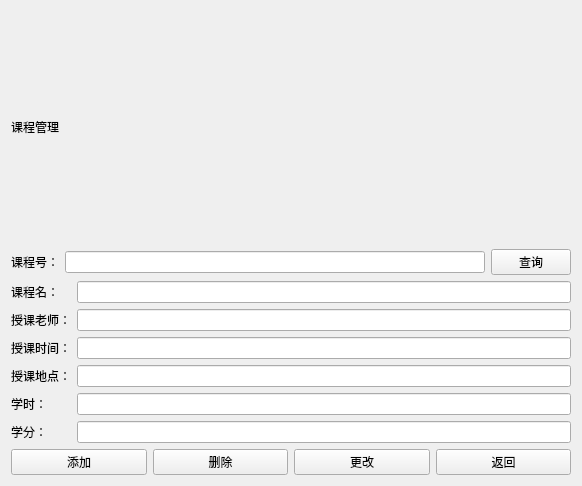
Qt form coursemanage.ui (hooray1998/SC_System) before a commit.
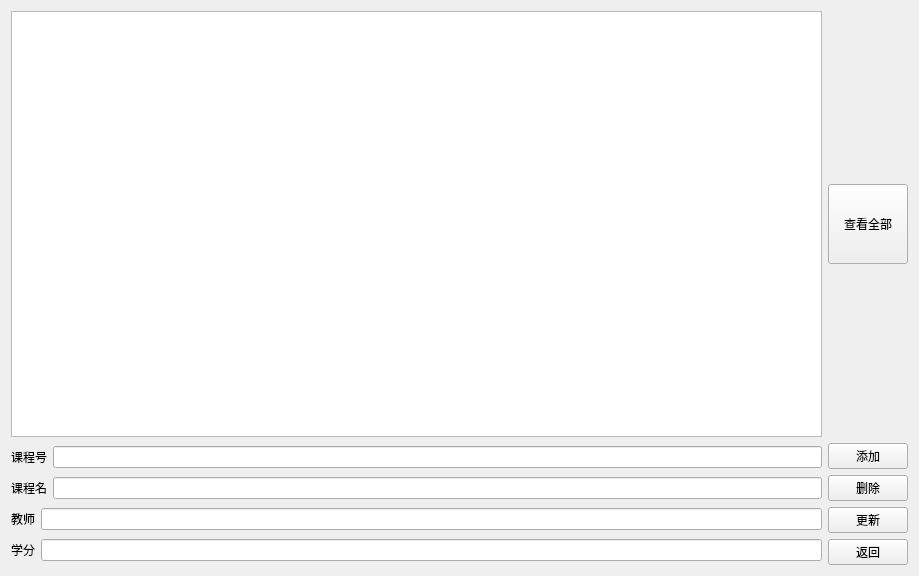
The same form after that commit.

Commit message: 管理功能都ok了

Patch:
```diff
--- a/coursemanage.ui
+++ b/coursemanage.ui
@@ -6,8 +6,8 @@
    <rect>
     <x>0</x>
     <y>0</y>
-    <width>582</width>
-    <height>486</height>
+    <width>919</width>
+    <height>576</height>
    </rect>
   </property>
   <property name="windowTitle">
@@ -15,137 +15,118 @@
   </property>
   <layout class="QVBoxLayout" name="verticalLayout_3">
    <item>
+    <layout class="QHBoxLayout" name="horizontalLayout_5">
+     <item>
+      <widget class="QTableWidget" name="tableWidget"/>
+     </item>
+     <item>
+      <widget class="QPushButton" name="seeAllButton">
+       <property name="minimumSize">
+        <size>
+         <width>0</width>
+         <height>80</height>
+        </size>
+       </property>
+       <property name="text">
+        <string>查看全部</string>
+       </property>
+      </widget>
+     </item>
+    </layout>
+   </item>
+   <item>
+    <layout class="QHBoxLayout" name="horizontalLayout_6">
+     <item>
+      <layout class="QVBoxLayout" name="verticalLayout_2">
+       <item>
+        <layout class="QHBoxLayout" name="horizontalLayout_3">
+         <item>
     <widget class="QLabel" name="label_2">
-     <property name="styleSheet">
-      <string notr="true">font: 20pt &quot;Arial&quot;;</string>
-     </property>
      <property name="text">
-      <string>课程管理</string>
+            <string>课程号</string>
      </property>
     </widget>
    </item>
    <item>
-    <layout class="QHBoxLayout" name="horizontalLayout">
-     <item>
-      <widget class="QLabel" name="label">
-       <property name="text">
-        <string>课程号：</string>
-       </property>
-      </widget>
-     </item>
-     <item>
-      <widget class="QLineEdit" name="course_IDlineEdit"/>
-     </item>
-     <item>
-      <widget class="QPushButton" name="course_querypushButton">
-       <property name="text">
-        <string>查询</string>
-       </property>
-      </widget>
+          <widget class="QLineEdit" name="idLineEdit"/>
      </item>
     </layout>
    </item>
    <item>
     <layout class="QHBoxLayout" name="horizontalLayout_2">
      <item>
-      <layout class="QVBoxLayout" name="verticalLayout_2">
-       <item>
         <widget class="QLabel" name="label_3">
          <property name="text">
-          <string>课程名：</string>
+            <string>课程名</string>
          </property>
         </widget>
        </item>
+         <item>
+          <widget class="QLineEdit" name="nameLineEdit"/>
+         </item>
+        </layout>
+       </item>
+       <item>
+        <layout class="QHBoxLayout" name="horizontalLayout_4">
+         <item>
+          <widget class="QLabel" name="label">
+           <property name="text">
+            <string>教师</string>
+           </property>
+          </widget>
+         </item>
+         <item>
+          <widget class="QLineEdit" name="teacherLineEdit"/>
+         </item>
+        </layout>
+       </item>
+       <item>
+        <layout class="QHBoxLayout" name="horizontalLayout">
        <item>
         <widget class="QLabel" name="label_4">
          <property name="text">
-          <string>授课老师：</string>
+            <string>学分</string>
          </property>
         </widget>
        </item>
        <item>
-        <widget class="QLabel" name="label_5">
-         <property name="text">
-          <string>授课时间：</string>
-         </property>
-        </widget>
-       </item>
-       <item>
-        <widget class="QLabel" name="label_6">
-         <property name="text">
-          <string>授课地点：</string>
-         </property>
-        </widget>
-       </item>
-       <item>
-        <widget class="QLabel" name="label_7">
-         <property name="text">
-          <string>学时：</string>
-         </property>
-        </widget>
-       </item>
-       <item>
-        <widget class="QLabel" name="label_8">
-         <property name="text">
-          <string>学分：</string>
-         </property>
-        </widget>
+          <widget class="QLineEdit" name="creditLineEdit"/>
+         </item>
+        </layout>
        </item>
       </layout>
      </item>
      <item>
       <layout class="QVBoxLayout" name="verticalLayout">
        <item>
-        <widget class="QLineEdit" name="couresnamelineEdit"/>
-       </item>
-       <item>
-        <widget class="QLineEdit" name="course_teacherlineEdit"/>
-       </item>
-       <item>
-        <widget class="QLineEdit" name="course_timelineEdit"/>
-       </item>
-       <item>
-        <widget class="QLineEdit" name="course_addresslineEdit"/>
-       </item>
-       <item>
-        <widget class="QLineEdit" name="periodlineEdit"/>
-       </item>
-       <item>
-        <widget class="QLineEdit" name="creditlineEdit"/>
-       </item>
-      </layout>
-     </item>
-    </layout>
-   </item>
-   <item>
-    <layout class="QHBoxLayout" name="horizontalLayout_3">
-     <item>
-      <widget class="QPushButton" name="course_addpushButton">
+        <widget class="QPushButton" name="insertButton">
        <property name="text">
         <string>添加</string>
        </property>
       </widget>
      </item>
      <item>
-      <widget class="QPushButton" name="course_deletepushButton">
+        <widget class="QPushButton" name="deleteButton">
        <property name="text">
         <string>删除</string>
        </property>
       </widget>
      </item>
      <item>
-      <widget class="QPushButton" name="course_updatepushButton">
+        <widget class="QPushButton" name="updateButton">
        <property name="text">
-        <string>更改</string>
+          <string>更新</string>
        </property>
       </widget>
      </item>
      <item>
-      <widget class="QPushButton" name="course_backpushButton">
+        <widget class="QPushButton" name="backButton">
        <property name="text">
         <string>返回</string>
        </property>
       </widget>
+       </item>
+      </layout>
      </item>
     </layout>
    </item>
```
Lines whose indentation alone changed are shown as unchanged. The commit also changes 58 other files.
